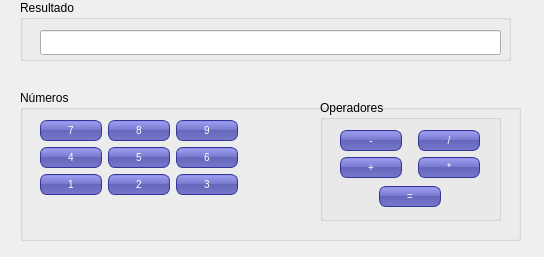
Qt form gui.ui (pprofpc/calculadora) before a commit.
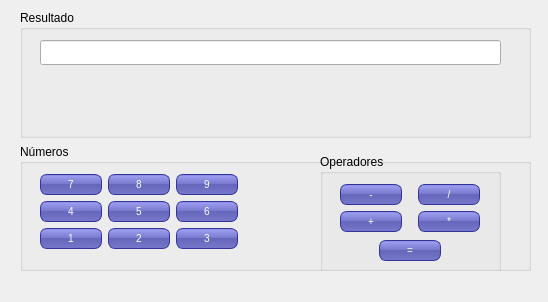
The same form after that commit.

Commit message: mejora Layout, se superponían los gids

What changed in the file:
```diff
--- a/gui.ui
+++ b/gui.ui
@@ -6,8 +6,8 @@
    <rect>
     <x>0</x>
     <y>0</y>
-    <width>544</width>
-    <height>257</height>
+    <width>548</width>
+    <height>302</height>
    </rect>
   </property>
   <property name="windowTitle">
@@ -31,42 +31,17 @@
 max-height: 13px;
 }</string>
   </property>
-  <widget class="QGroupBox" name="groupBox">
-   <property name="geometry">
-    <rect>
-     <x>20</x>
-     <y>0</y>
-     <width>491</width>
-     <height>61</height>
-    </rect>
-   </property>
-   <property name="title">
-    <string>Resultado</string>
-   </property>
-   <widget class="QLineEdit" name="txbDisplay">
-    <property name="geometry">
-     <rect>
-      <x>20</x>
-      <y>30</y>
-      <width>461</width>
-      <height>25</height>
-     </rect>
-    </property>
-   </widget>
-   <zorder>txbDisplay</zorder>
-   <zorder>gridLayoutWidget_3</zorder>
-  </widget>
   <widget class="QWidget" name="gridLayoutWidget_3">
    <property name="geometry">
     <rect>
      <x>20</x>
-     <y>90</y>
-     <width>501</width>
-     <height>151</height>
+     <y>10</y>
+     <width>511</width>
+     <height>261</height>
     </rect>
    </property>
    <layout class="QGridLayout" name="gridLayout_3">
-    <item row="0" column="1">
+    <item row="1" column="1">
      <widget class="QGroupBox" name="groupBox_2">
       <property name="title">
        <string>Números</string>
@@ -221,6 +196,25 @@
       </widget>
      </widget>
     </item>
+    <item row="0" column="1">
+     <widget class="QGroupBox" name="groupBox">
+      <property name="title">
+       <string>Resultado</string>
+      </property>
+      <widget class="QLineEdit" name="txbDisplay">
+       <property name="geometry">
+        <rect>
+         <x>20</x>
+         <y>30</y>
+         <width>461</width>
+         <height>25</height>
+        </rect>
+       </property>
+      </widget>
+      <zorder>txbDisplay</zorder>
+      <zorder>groupBox_2</zorder>
+     </widget>
+    </item>
    </layout>
   </widget>
  </widget>
```
Left out of the diff: 2 changed lines with no effect on the pictures.
